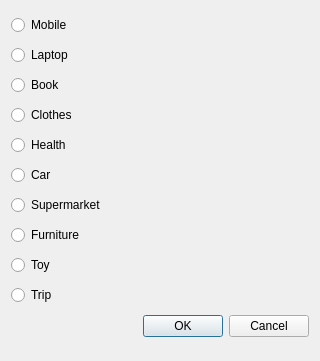
This is Stor/addgood.ui in AP-projects-4001/IUT-s-crackpots as Qt 5 draws it before an edit. The edited form follows.
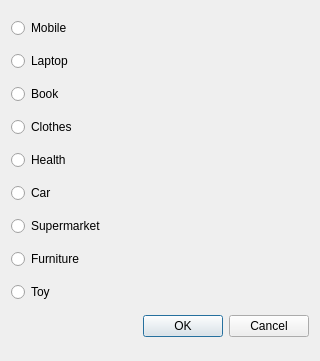
This is the edited form.

What changed in the file:
```diff
--- a/Stor/addgood.ui
+++ b/Stor/addgood.ui
@@ -14,7 +14,35 @@
    <string>Dialog</string>
   </property>
   <layout class="QGridLayout" name="gridLayout">
-   <item row="11" column="0">
+   <item row="8" column="0">
+    <widget class="QRadioButton" name="toy_">
+     <property name="text">
+      <string>Toy</string>
+     </property>
+    </widget>
+   </item>
+   <item row="1" column="0">
+    <widget class="QRadioButton" name="laptop_">
+     <property name="text">
+      <string>Laptop</string>
+     </property>
+    </widget>
+   </item>
+   <item row="4" column="0">
+    <widget class="QRadioButton" name="health_">
+     <property name="text">
+      <string>Health</string>
+     </property>
+    </widget>
+   </item>
+   <item row="3" column="0">
+    <widget class="QRadioButton" name="cloth_">
+     <property name="text">
+      <string>Clothes</string>
+     </property>
+    </widget>
+   </item>
+   <item row="10" column="0">
     <widget class="QDialogButtonBox" name="buttonBox">
      <property name="orientation">
       <enum>Qt::Horizontal</enum>
@@ -24,34 +52,6 @@
      </property>
     </widget>
    </item>
-   <item row="2" column="0">
-    <widget class="QRadioButton" name="radioButton_10">
-     <property name="text">
-      <string>Book</string>
-     </property>
-    </widget>
-   </item>
-   <item row="4" column="0">
-    <widget class="QRadioButton" name="radioButton_4">
-     <property name="text">
-      <string>Health</string>
-     </property>
-    </widget>
-   </item>
-   <item row="1" column="0">
-    <widget class="QRadioButton" name="radioButton_2">
-     <property name="text">
-      <string>Laptop</string>
-     </property>
-    </widget>
-   </item>
-   <item row="0" column="0">
-    <widget class="QRadioButton" name="radioButton">
-     <property name="text">
-      <string>Mobile</string>
-     </property>
-    </widget>
-   </item>
    <item row="6" column="0">
     <widget class="QRadioButton" name="radioButton_6">
      <property name="text">
@@ -59,24 +59,10 @@
      </property>
     </widget>
    </item>
-   <item row="5" column="0">
-    <widget class="QRadioButton" name="radioButton_5">
+   <item row="0" column="0">
+    <widget class="QRadioButton" name="mobile_">
      <property name="text">
-      <string>Car</string>
-     </property>
-    </widget>
-   </item>
-   <item row="9" column="0">
-    <widget class="QRadioButton" name="radioButton_8">
-     <property name="text">
-      <string>Trip</string>
-     </property>
-    </widget>
-   </item>
-   <item row="3" column="0">
-    <widget class="QRadioButton" name="radioButton_3">
-     <property name="text">
-      <string>Clothes</string>
+      <string>Mobile</string>
      </property>
     </widget>
    </item>
@@ -87,10 +73,17 @@
      </property>
     </widget>
    </item>
-   <item row="8" column="0">
-    <widget class="QRadioButton" name="radioButton_9">
+   <item row="5" column="0">
+    <widget class="QRadioButton" name="car_">
      <property name="text">
-      <string>Toy</string>
+      <string>Car</string>
+     </property>
+    </widget>
+   </item>
+   <item row="2" column="0">
+    <widget class="QRadioButton" name="book_">
+     <property name="text">
+      <string>Book</string>
      </property>
     </widget>
    </item>
```
Left out of the diff: 4 changed lines with no effect on the pictures.
